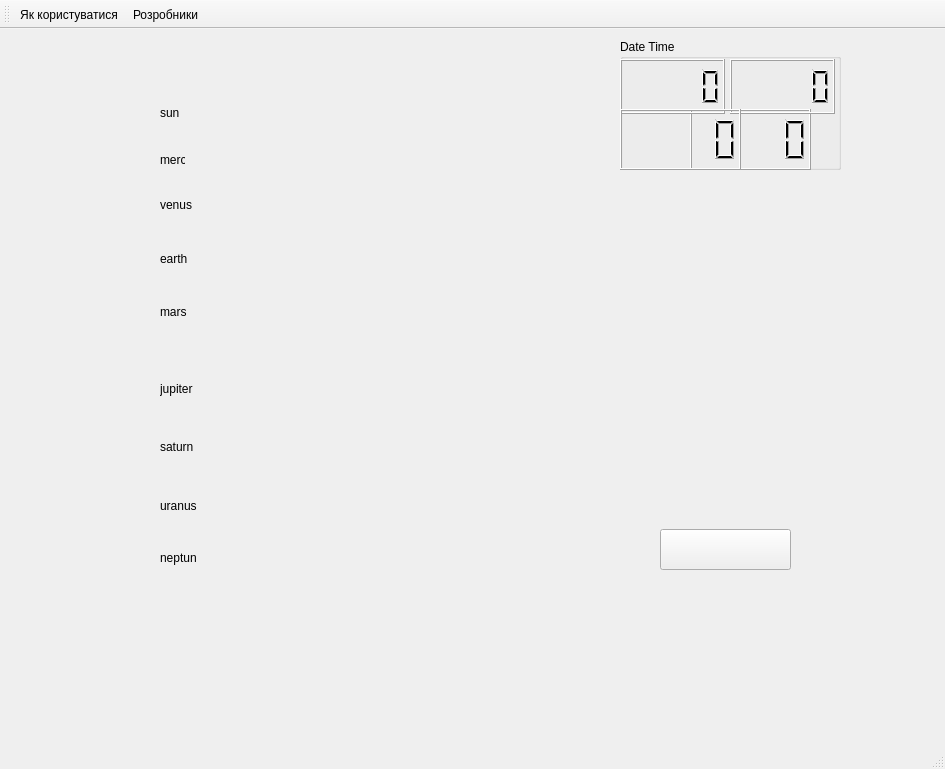
The window that Syzygy/mainwindow.ui (maxpe3447/SyZyGy) describes before a commit, drawn with Qt 5.
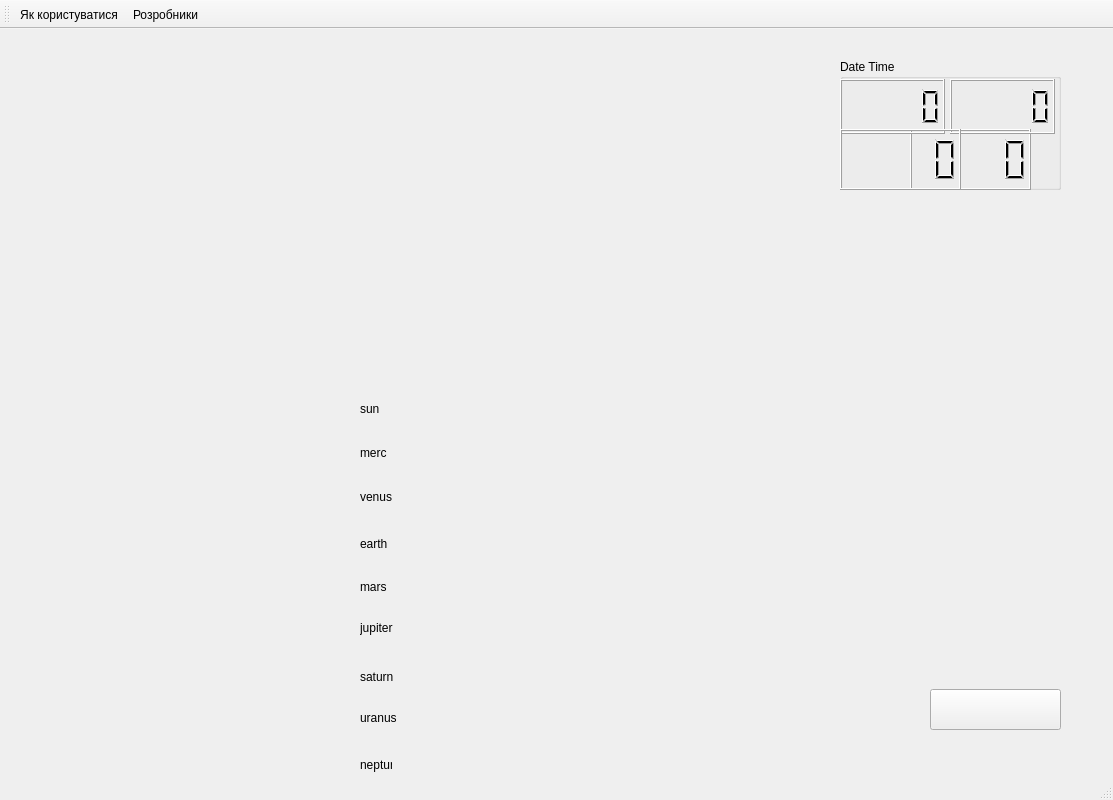
The same window after the commit. Icons and pictures are not drawn.

Diff of the .ui file:
```diff
--- a/Syzygy/mainwindow.ui
+++ b/Syzygy/mainwindow.ui
@@ -6,8 +6,8 @@
    <rect>
     <x>0</x>
     <y>0</y>
-    <width>945</width>
-    <height>769</height>
+    <width>1113</width>
+    <height>800</height>
    </rect>
   </property>
   <property name="windowTitle">
@@ -23,10 +23,10 @@
    <widget class="QLabel" name="earth">
     <property name="geometry">
      <rect>
-      <x>160</x>
-      <y>210</y>
-      <width>40</width>
-      <height>40</height>
+      <x>360</x>
+      <y>498</y>
+      <width>33</width>
+      <height>33</height>
      </rect>
     </property>
     <property name="text">
@@ -36,10 +36,10 @@
    <widget class="QLabel" name="jupiter">
     <property name="geometry">
      <rect>
-      <x>160</x>
-      <y>338</y>
-      <width>43</width>
-      <height>43</height>
+      <x>360</x>
+      <y>580</y>
+      <width>37</width>
+      <height>37</height>
      </rect>
     </property>
     <property name="text">
@@ -49,10 +49,10 @@
    <widget class="QLabel" name="mars">
     <property name="geometry">
      <rect>
-      <x>160</x>
-      <y>265</y>
-      <width>35</width>
-      <height>35</height>
+      <x>360</x>
+      <y>543</y>
+      <width>30</width>
+      <height>30</height>
      </rect>
     </property>
     <property name="text">
@@ -62,10 +62,10 @@
    <widget class="QLabel" name="mercury">
     <property name="geometry">
      <rect>
-      <x>160</x>
-      <y>118</y>
-      <width>25</width>
-      <height>25</height>
+      <x>360</x>
+      <y>410</y>
+      <width>27</width>
+      <height>27</height>
      </rect>
     </property>
     <property name="text">
@@ -75,10 +75,10 @@
    <widget class="QLabel" name="neptune">
     <property name="geometry">
      <rect>
-      <x>160</x>
-      <y>511</y>
-      <width>36</width>
-      <height>36</height>
+      <x>360</x>
+      <y>720</y>
+      <width>32</width>
+      <height>32</height>
      </rect>
     </property>
     <property name="text">
@@ -88,10 +88,10 @@
    <widget class="QLabel" name="saturn">
     <property name="geometry">
      <rect>
-      <x>160</x>
-      <y>398</y>
-      <width>40</width>
-      <height>40</height>
+      <x>360</x>
+      <y>630</y>
+      <width>35</width>
+      <height>35</height>
      </rect>
     </property>
     <property name="text">
@@ -101,10 +101,10 @@
    <widget class="QLabel" name="sun">
     <property name="geometry">
      <rect>
-      <x>160</x>
-      <y>60</y>
-      <width>47</width>
-      <height>47</height>
+      <x>360</x>
+      <y>360</y>
+      <width>40</width>
+      <height>40</height>
      </rect>
     </property>
     <property name="text">
@@ -114,8 +114,8 @@
    <widget class="QLabel" name="uranus">
     <property name="geometry">
      <rect>
-      <x>160</x>
-      <y>458</y>
+      <x>360</x>
+      <y>670</y>
       <width>37</width>
       <height>37</height>
      </rect>
@@ -127,10 +127,10 @@
    <widget class="QLabel" name="venus">
     <property name="geometry">
      <rect>
-      <x>160</x>
-      <y>157</y>
-      <width>37</width>
-      <height>37</height>
+      <x>360</x>
+      <y>452</y>
+      <width>32</width>
+      <height>32</height>
      </rect>
     </property>
     <property name="text">
@@ -140,8 +140,8 @@
    <widget class="QPushButton" name="pbMenu">
     <property name="geometry">
      <rect>
-      <x>660</x>
-      <y>500</y>
+      <x>930</x>
+      <y>660</y>
       <width>131</width>
       <height>41</height>
      </rect>
@@ -153,8 +153,8 @@
    <widget class="QGroupBox" name="groupBox">
     <property name="geometry">
      <rect>
-      <x>620</x>
-      <y>10</y>
+      <x>840</x>
+      <y>30</y>
       <width>221</width>
       <height>131</height>
      </rect>
@@ -215,7 +215,7 @@
    <widget class="QPushButton" name="pbDisMenu">
     <property name="geometry">
      <rect>
-      <x>970</x>
+      <x>1130</x>
       <y>70</y>
       <width>161</width>
       <height>61</height>
@@ -236,7 +236,7 @@
    <widget class="QPushButton" name="pbTravelToPlanet">
     <property name="geometry">
      <rect>
-      <x>970</x>
+      <x>1130</x>
       <y>160</y>
       <width>161</width>
       <height>51</height>
@@ -257,7 +257,7 @@
    <widget class="QPushButton" name="pbSetDate">
     <property name="geometry">
      <rect>
-      <x>970</x>
+      <x>1130</x>
       <y>230</y>
       <width>161</width>
       <height>51</height>
@@ -273,7 +273,7 @@
    <widget class="QPushButton" name="pb__">
     <property name="geometry">
      <rect>
-      <x>970</x>
+      <x>1130</x>
       <y>310</y>
       <width>161</width>
       <height>51</height>
```
